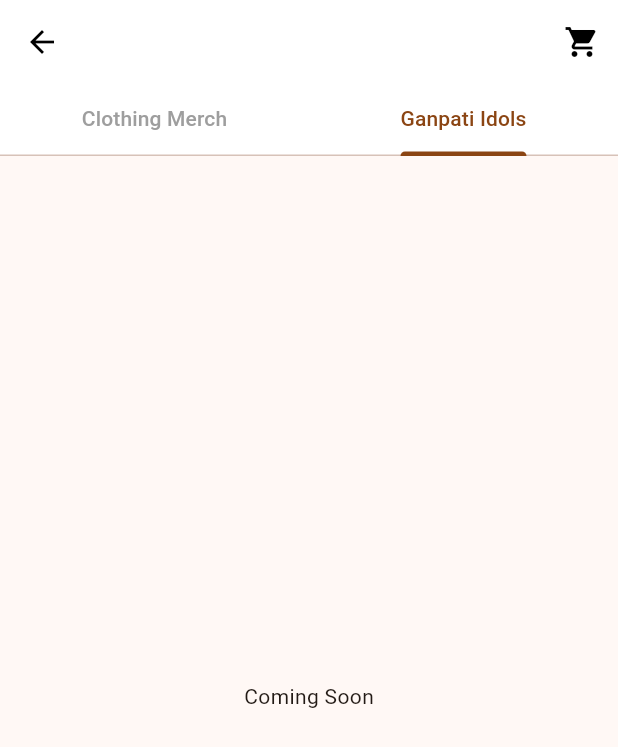
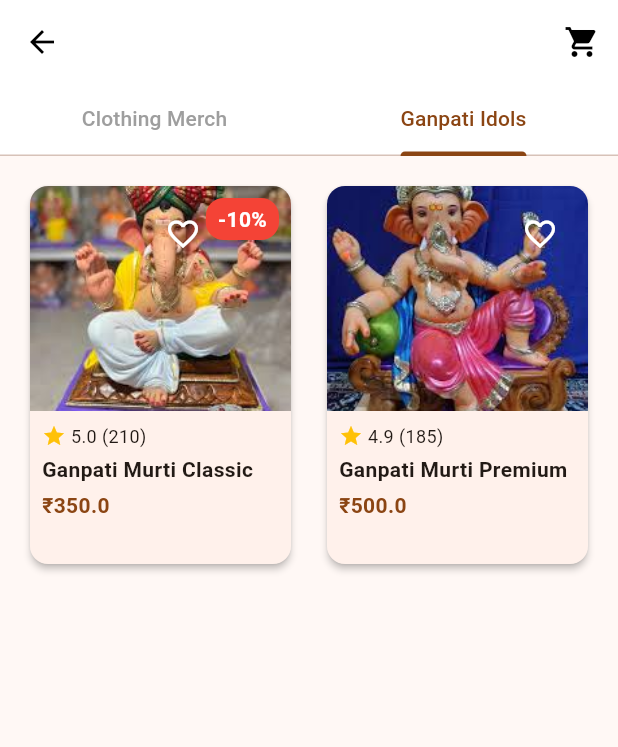
Before and after one commit to Samarth-Ad/stt_app, a Flutter app: the CatalogPage screen opened by its route, tab 2 chosen, on a phone screen of 412 x 824 dp. Shown: the top 747 px of the screen. Run offline on Flutter 3.47's test engine with Material 3 defaults, Android fonts, the light colour scheme and no system bars; our stand-ins replace cloud_firestore, firebase_auth, firebase_core, shared_preferences; accounts and stored records are empty.

Commit message:
20-04-2025  20:05 PM

```diff
--- a/lib/UserEnd/Ecomm-Section/pages/catalog_page.dart
+++ b/lib/UserEnd/Ecomm-Section/pages/catalog_page.dart
@@ -11,11 +11,11 @@ class CatalogPage extends StatefulWidget {
 class _CatalogPageState extends State<CatalogPage>
     with SingleTickerProviderStateMixin {
   late TabController _tabController;
-  final List<Product> _products = [
+  final List<Product> _tshirtProducts = [
     Product(
       id: '1',
-      name: 'T-Shirt SPANISH',
-      imageUrl: 'assets/products/tshirt_red.png',
+      name: 'T-Shirt Style 1',
+      imageUrl: 'assets/Tshirt_1.jpg',
       price: 15,
       rating: 4.5,
       reviews: 128,
@@ -24,27 +24,32 @@ class _CatalogPageState extends State<CatalogPage>
     ),
     Product(
       id: '2',
-      name: 'Blouse',
-      imageUrl: 'assets/products/blouse_white.png',
-      price: 25,
+      name: 'T-Shirt Style 2',
+      imageUrl: 'assets/TShirt_2.jpg',
+      price: 18,
+      rating: 4.8,
+      reviews: 95,
+    ),
+  ];
+
+  final List<Product> _ganpatiProducts = [
+    Product(
+      id: '3',
+      name: 'Ganpati Murti Classic',
+      imageUrl: 'assets/ganpatiMurti_1.jpg',
+      price: 350,
       rating: 5.0,
       reviews: 210,
-    ),
-    Product(
-      id: '3',
-      name: 'Shirt',
-      imageUrl: 'assets/products/shirt_green.png',
-      price: 17,
+      isOnSale: true,
+      discountPercentage: 10,
     ),
     Product(
       id: '4',
-      name: 'Light blouse',
-      imageUrl: 'assets/products/blouse_yellow.png',
-      price: 14,
-      rating: 4.8,
+      name: 'Ganpati Murti Premium',
+      imageUrl: 'assets/ganpatiMurti_2.jpg',
+      price: 500,
+      rating: 4.9,
       reviews: 185,
-      isOnSale: true,
-      discountPercentage: 20,
     ),
   ];
 
@@ -89,14 +94,14 @@ class _CatalogPageState extends State<CatalogPage>
       body: TabBarView(
         controller: _tabController,
         children: [
-          _buildClothingGrid(),
-          const Center(child: Text('Coming Soon')),
+          _buildProductGrid(_tshirtProducts),
+          _buildProductGrid(_ganpatiProducts),
         ],
       ),
     );
   }
 
-  Widget _buildClothingGrid() {
+  Widget _buildProductGrid(List<Product> products) {
     return GridView.builder(
       padding: const EdgeInsets.all(16),
       gridDelegate: const SliverGridDelegateWithFixedCrossAxisCount(
@@ -105,9 +110,9 @@ class _CatalogPageState extends State<CatalogPage>
         crossAxisSpacing: 16,
         mainAxisSpacing: 16,
       ),
-      itemCount: _products.length,
+      itemCount: products.length,
       itemBuilder: (context, index) {
-        final product = _products[index];
+        final product = products[index];
         return _buildProductCard(product);
       },
     );
@@ -199,7 +204,7 @@ class _CatalogPageState extends State<CatalogPage>
                 ),
                 const SizedBox(height: 4),
                 Text(
-                  '\$${product.price}',
+                  '\₹${product.price}',
                   style: const TextStyle(
                     color: Color(0xFF8B4513),
                     fontWeight: FontWeight.bold,
--- a/lib/main.dart
+++ b/lib/main.dart
@@ -13,6 +13,7 @@ import 'package:stt_app/UserEnd/Ecomm-Section/pages/cart_page.dart';
 import 'package:stt_app/UserEnd/Pages/events/events_page.dart';
 import 'package:stt_app/UserEnd/Pages/events/events_history_page.dart';
 import 'package:stt_app/UserEnd/Pages/donations/donations_page.dart';
+import 'package:stt_app/UserEnd/Pages/donations/donations_form_page.dart';
 import 'package:stt_app/firebase_options.dart';
 import 'package:stt_app/services/auth_service.dart';
 
@@ -115,6 +116,7 @@ class _MyAppState extends State<MyApp> {
         '/events': (context) => const EventsPage(),
         '/events-history': (context) => const EventsHistoryPage(),
         '/donations': (context) => const DonationsPage(),
+        '/donation-form': (context) => const DonationsFormPage(),
       },
       // Handle profile navigation
       onGenerateRoute: (settings) {
--- a/pubspec.yaml
+++ b/pubspec.yaml
@@ -67,6 +67,10 @@ flutter:
   assets:
     - assets/
     - assets/stt_logo.png
+    - assets/TShirt_2.jpg
+    - assets/Tshirt_1.jpg
+    - assets/ganpatiMurti_1.jpg
+    - assets/ganpatiMurti_2.jpg
 
   # An image asset can refer to one or more resolution-specific "variants", see
   # https://flutter.dev/to/resolution-aware-images
```
Also changed, not shown: lib/UserEnd/Pages/donations/donations_form_page.dart (added, +357 -0 lines), lib/UserEnd/Pages/donations/donations_page.dart (+18 -3 lines), lib/UserEnd/Pages/userProfile/editProfile.dart (+27 -4 lines), lib/services/auth_service.dart (+10 -0 lines), assets/TShirt_2.jpg (added), assets/Tshirt_1.jpg (added), assets/ganpatiMurti_1.jpg (added), assets/ganpatiMurti_2.jpg (added).
